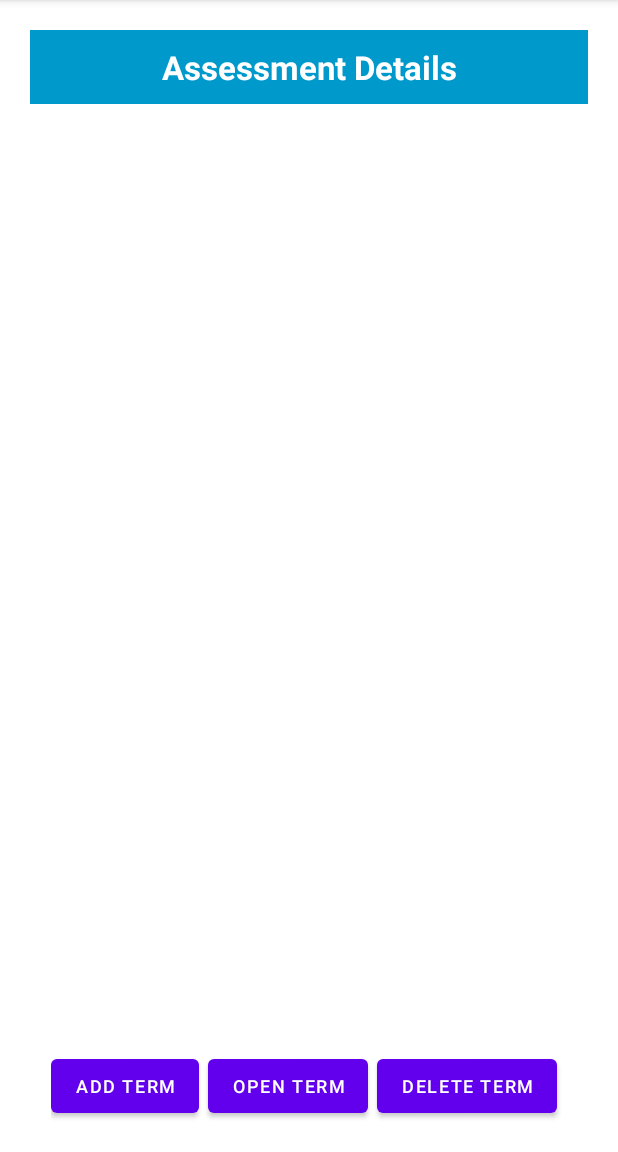
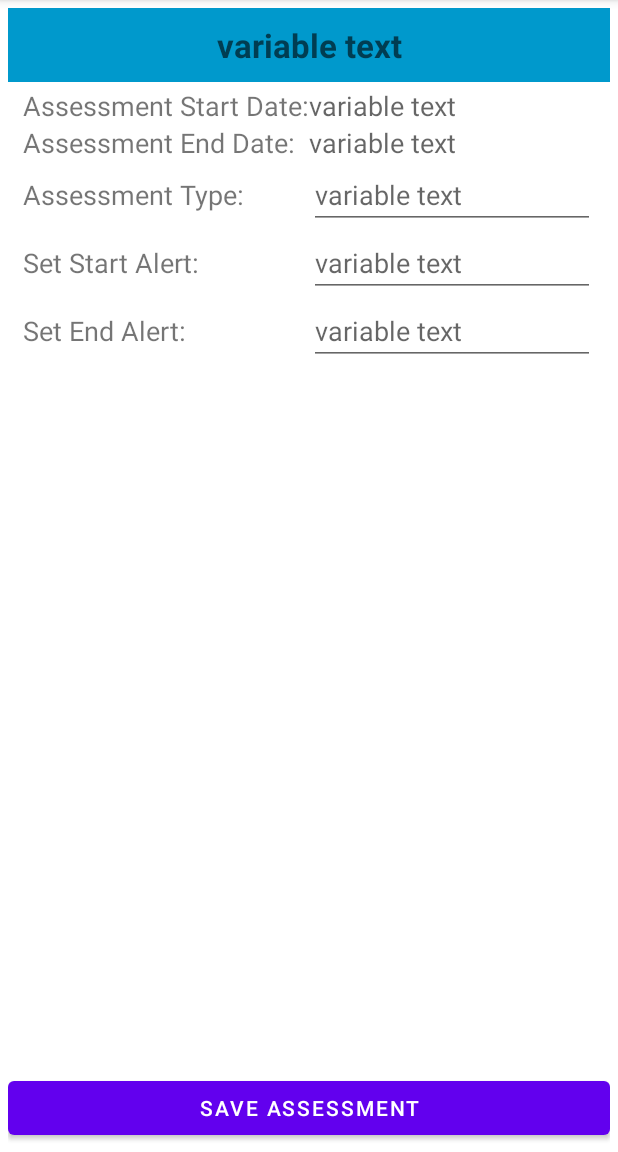
Before and after one commit to leebliss/schoolPlannerMobileApp, an Android app: the AssessmentDetail screen opened directly, with no data from a screen before it, on a phone screen of 412 x 824 dp, the part 84-1236 px from its top. Run offline under Robolectric (Android 15) with nearby library versions, the phone set to English and light mode, and no system bars.

Commit message:
School Planner Mobile App Final project for WGU course C196

```diff
--- a/app/src/main/java/com/example/schoolplanner/AssessmentDetail.java
+++ b/app/src/main/java/com/example/schoolplanner/AssessmentDetail.java
@@ -1,5 +1,6 @@
 package com.example.schoolplanner;
 
+import android.app.DatePickerDialog;
 import android.content.Intent;
 import android.database.Cursor;
 import android.graphics.Color;
@@ -9,6 +10,7 @@ import android.widget.Adapter;
 import android.widget.AdapterView;
 import android.widget.ArrayAdapter;
 import android.widget.Button;
+import android.widget.DatePicker;
 import android.widget.EditText;
 import android.widget.ListView;
 import android.widget.TextView;
@@ -21,55 +23,161 @@ import androidx.appcompat.app.AlertDialog;
 import androidx.appcompat.app.AppCompatActivity;
 
 import java.util.ArrayList;
+import java.util.Calendar;
 
 public class AssessmentDetail extends AppCompatActivity {
 
-    TextView titleText;
-    EditText name, contact, DOB;
+    //TextView titleText;
+    EditText titleText, type, sAlert, eAlert;
+    private TextView textViewStartDate, textViewEndDate;
+    //for date picker
+    private int mDate, mMonth, mYear;
     //TextView displayTermsText;
-    Button addNew, update, delete;
+    Button save;
     //for db connectivity
     DBHelper dbHelper;
     //for displaying data in a list
-    ArrayList<String> listItem;
+    //ArrayList<String> listItem;
     ArrayAdapter adapter;
-    ListView userList;
-    //variable for holding index of selected item
+    //ListView userList;
+    //for holding index of selected item
     int currentlySelectedItem;
-    //variable for holding name of selected item
+    //for parsing name of selected item
     String nameOfSelectedItem;
+    String assessmentNameOnly;
+    //for holding assessmentID sent over in the intent
+    //int courseID;
+    int assessmentID;
+    String nameOfAssessmentSelected; //this is the assessment featured in this detail
+    String assessmentStartDate;
+    String assessmentEndDate;
+    String assessmentType;
+    String startAlert;
+    String endAlert;
+
+    //String courseProfessorPhone;
+    //String courseProfessorEmail;
 
     @Override
     protected void onCreate(Bundle savedInstanceState) {
         super.onCreate(savedInstanceState);
-        setContentView(R.layout.activity_main);
+        setContentView(R.layout.activity_assessment_detail);
 
-        //set name for this activity in title bar
-        titleText = findViewById(R.id.textTitle);
-        titleText.setText("Assessment Details");
-        //text input fields
-        name = findViewById(R.id.termName);
-        contact = findViewById(R.id.termStartDate);
-        DOB = findViewById(R.id.termEndDate);
-        //text views
-        //displayTermsText = findViewById(R.id.displayTerms);
-        //buttons
-        addNew = findViewById(R.id.btnInsert);
-        update = findViewById(R.id.btnUpdate);
-        delete = findViewById(R.id.btnDelete);
         //database connection
         dbHelper = new DBHelper(this);
         //for displaying data in a list
-        listItem = new ArrayList<>();
-        userList = findViewById(R.id.displayTermNames);
+        //listItem = new ArrayList<>();
+        //userList = findViewById(R.id.displayAssessmentNames);
         //variables for holding index and name of selected items
-        currentlySelectedItem = -1;
-        nameOfSelectedItem = "";
+        //currentlySelectedItem = -1;
+        //nameOfSelectedItem = "";
+        assessmentNameOnly = "";
+
+        //get course ID from the intent passed over from previous activity
+        Intent intent = getIntent();
+        //nameOfCourseSelected = intent.getStringExtra(TermDetail.COURSE_NAME);
+        assessmentID = intent.getIntExtra(CourseDetail.ASSESSMENT_ID, 1000);
+
+        //use assessmentID to get corresponding data
+        Cursor cursor = dbHelper.getDataByID(assessmentID, "AssessmentInfo");
+        if (cursor.getCount() == 0) {
+            Toast.makeText(AssessmentDetail.this, "No matches found", Toast.LENGTH_SHORT).show();
+        } else {
+            while (cursor.moveToNext()) {
+                nameOfAssessmentSelected = cursor.getString(1); //this is the course featured in this term detail
+                assessmentStartDate = cursor.getString(2);
+                assessmentEndDate = cursor.getString(3);
+                assessmentType = cursor.getString(4);
+                startAlert = cursor.getString(5);
+                endAlert = cursor.getString(6);
+                //courseProfessorPhone = cursor.getString(6);
+                //courseProfessorEmail = cursor.getString(7);
+            }
+            //toast item
+            //Toast.makeText(TermDetail.this, "" + courseNameOnly, Toast.LENGTH_SHORT).show();
+        }
+
+        //set name for this activity in title bar using value passed over by previous activity
+        titleText = findViewById(R.id.textTitle);
+        titleText.setText(nameOfAssessmentSelected);
+
+        //set values in edit texts
+        textViewStartDate = findViewById(R.id.assessmentStartDate);
+        //String startHolder = "Start Date: "+courseStartDate;
+        textViewStartDate.setText(assessmentStartDate);
+
+        textViewEndDate = findViewById(R.id.assessmentEndDate);
+        //String endHolder = "End Date: "+courseEndDate;
+        textViewEndDate.setText(assessmentEndDate);
+
+        type = findViewById(R.id.assessmentType);
+        //String statusHolder = "Status: "+courseStatus;
+        type.setText(assessmentType);
+
+        sAlert = findViewById(R.id.setStartAlert);
+        //String professorHolder = "Professor: "+courseProfessor;
+        sAlert.setText(startAlert);
+
+        eAlert = findViewById(R.id.setEndAlert);
+        //String professorHolder = "Professor: "+courseProfessor;
+        eAlert.setText(endAlert);
+
+        /*
+        professorPhone = findViewById(R.id.courseProfessorPhone);
+        //String professorPhoneHolder = "Professor Phone: "+courseProfessorPhone;
+        professorPhone.setText(courseProfessorPhone);
+
+        professorEmail = findViewById(R.id.courseProfessorEmail);
+        //String professorEmailHolder = "Professor Email: "+courseProfessorEmail;
+        professorEmail.setText(courseProfessorEmail);
+        */
+
+        //buttons
+        //addNew = findViewById(R.id.btnInsert);
+        //update = findViewById(R.id.btnUpdate);
+        save = findViewById(R.id.btnSave);
+        //delete = findViewById(R.id.btnDelete);
 
         //call local viewData method
-        viewData();
+        //viewData();
 
         //set listeners
+        //listener for start date
+        textViewStartDate.setOnClickListener(new View.OnClickListener() {
+            @Override
+            public void onClick(View v) {
+                final Calendar Cal = Calendar.getInstance();
+                mDate = Cal.get(Calendar.DATE);
+                mMonth = Cal.get(Calendar.MONTH);
+                mYear = Cal.get(Calendar.YEAR);
+
+                DatePickerDialog datePickerDialog = new DatePickerDialog(AssessmentDetail.this, android.R.style.Theme_DeviceDefault_Dialog, new DatePickerDialog.OnDateSetListener() {
+                    @Override
+                    public void onDateSet(DatePicker datePicker, int year, int month, int dayOfMonth) {
+                        textViewStartDate.setText((month+1)+"-"+dayOfMonth+"-"+year);
+                    }
+                }, mYear, mMonth, mDate);
+                datePickerDialog.show();
+            }
+        });
+        //listener for end date
+        textViewEndDate.setOnClickListener(new View.OnClickListener() {
+            @Override
+            public void onClick(View v) {
+                final Calendar Cal = Calendar.getInstance();
+                mDate = Cal.get(Calendar.DATE);
+                mMonth = Cal.get(Calendar.MONTH);
+                mYear = Cal.get(Calendar.YEAR);
+                DatePickerDialog datePickerDialog = new DatePickerDialog(AssessmentDetail.this, android.R.style.Theme_DeviceDefault_Dialog, new DatePickerDialog.OnDateSetListener() {
+                    @Override
+                    public void onDateSet(DatePicker datePicker, int year, int month, int dayOfMonth) {
+                        textViewEndDate.setText((month+1)+"-"+dayOfMonth+"-"+year);
+                    }
+                }, mYear, mMonth, mDate);
+                datePickerDialog.show();
+            }
+        });
+        /*
         //for clicking on list items
         userList.setOnItemClickListener(new AdapterView.OnItemClickListener() {
             @Override
@@ -82,34 +190,67 @@ public class AssessmentDetail extends AppCompatActivity {
                     parent.getChildAt(currentlySelectedItem).setBackgroundColor(Color.TRANSPARENT);
                 }
                 currentlySelectedItem = i;
+                //get course name only
+                String[] separated = nameOfSelectedItem.split("\n");
+                assessmentNameOnly = separated[0];
                 //toast item
-                Toast.makeText(AssessmentDetail.this,""+nameOfSelectedItem, Toast.LENGTH_SHORT).show();
+                Toast.makeText(AssessmentDetail.this,""+assessmentNameOnly, Toast.LENGTH_SHORT).show();
             }
         });
-        /*
+
+         */
+    /*
         addNew.setOnClickListener(new View.OnClickListener() {
             @Override
             public void onClick(View view) {
                 openDialog();
             }
         });
-         */
 
         update.setOnClickListener(new View.OnClickListener() {
             @Override
             public void onClick(View view) {
-                //get rid of this method?
-                //openAssessmentDetailActivity();
+
+               // openAssessmentDetailActivity();
             }
         });
 
+    */
+
+        //this is for saving a detail screen when done with changes
+        save.setOnClickListener(new View.OnClickListener() {
+            @Override
+            public void onClick(View view) {
+
+                //get values to save changes
+                String assessmentName = titleText.getText().toString();
+                String assessmentStart = textViewStartDate.getText().toString();
+                String assessmentEnd = textViewEndDate.getText().toString();
+                String assessmentType = type.getText().toString();
+                String startAlert = sAlert.getText().toString();
+                String endAlert = eAlert.getText().toString();
+                //String courseProfessorPhone = professorPhone.getText().toString();
+                //String courseProfessorEmail = professorEmail.getText().toString();
+
+                //save the changes
+                Boolean checkSavedChanges = dbHelper.updateAssessmentData(assessmentID,assessmentName,assessmentStart,assessmentEnd,assessmentType,startAlert,endAlert);
+                //test for success
+                if(checkSavedChanges) {
+                    Toast.makeText(AssessmentDetail.this, "Changes saved.", Toast.LENGTH_SHORT).show();
+                    //refreshList();
+                }
+                else{
+                    Toast.makeText(AssessmentDetail.this, "Error, changes not saved.", Toast.LENGTH_SHORT).show();
+                }
+            }
+        });
+    /*
         delete.setOnClickListener(new View.OnClickListener() {
             @Override
             public void onClick(View view) {
-
                 //parse name off of listItem
                 String[] separated = nameOfSelectedItem.split("\n");
-                Boolean checkDeleteData = dbHelper.deleteData(separated[0],"TermInfo");
+                Boolean checkDeleteData = dbHelper.deleteData(separated[0],"AssessmentInfo");
                 if(checkDeleteData) {
                     Toast.makeText(AssessmentDetail.this, "Entry deleted.", Toast.LENGTH_SHORT).show();
                     nameOfSelectedItem = "";
@@ -125,8 +266,10 @@ public class AssessmentDetail extends AppCompatActivity {
                 }
             }
         });
+
+     */
     }
-
+    /*
     //methods
     //refresh the list after making changes to data
     public void refreshList(){
@@ -134,30 +277,44 @@ public class AssessmentDetail extends AppCompatActivity {
         viewData();
     }
     private void viewData(){
-        Cursor cursor = dbHelper.viewData("what to put here?");
+        Cursor cursor = dbHelper.viewData("assessment");
         if(cursor.getCount() == 0)
             Toast.makeText(this, "No data to show", Toast.LENGTH_SHORT).show();
         else{
+            //display name and start/end dates
             while (cursor.moveToNext()) {
-                listItem.add(cursor.getString(0)); //index 0 is name
+                if(cursor.getInt(7)==assessmentID) { //index 7 is the courseID foreign key for AssessmentInfo DB
+                    String nameAndDates = (cursor.getString(1)) + "\n" + (cursor.getString(2)) + " to " + (cursor.getString(3));
+                    listItem.add(nameAndDates);
+                    //listItem.add(cursor.getString(0)); //index 0 is name
+                }
             }
             adapter = new ArrayAdapter<>(this, android.R.layout.simple_list_item_1, listItem);
             userList.setAdapter(adapter);
         }
     }
-    public void  openDialog(){
-        AddAssessmentDialog addAssessmentDialog = new AddAssessmentDialog("holder", 0);
+    public void openDialog(){
+        AddAssessmentDialog addAssessmentDialog = new AddAssessmentDialog(nameOfAssessmentSelected, assessmentID);
         addAssessmentDialog.show(getSupportFragmentManager(), "Add Assessment Dialog");
     }
+
+     */
     /*
     @Override
-    public void applyTexts(String termName, String TermContact, String TermDOB) {
+    public void applyTexts(String assessmentName, String assessmentStartDate,String assessmentEndDate,String assessmentType,String assessmentStartAlert,String assessmentEndAlert,int courseID) {
 
-        Boolean checkInsertData = dbHelper.insertUserData(termName, TermContact, TermDOB);
+        Boolean checkInsertData = dbHelper.insertUserData(assessmentName,assessmentStartDate,assessmentEndDate,assessmentType, assessmentStartAlert,assessmentEndAlert,courseID);
         if(checkInsertData)
             Toast.makeText(AssessmentDetail.this, "New Entry Inserted", Toast.LENGTH_SHORT).show();
         else
             Toast.makeText(AssessmentDetail.this, "New Entry Not Inserted", Toast.LENGTH_SHORT).show();
     }
-    */
+
+     */
+    /*
+    public void openAssessmentDetailActivity(){
+        Intent intent =new Intent(this, AssessmentDetail.class);
+        startActivity(intent);
+    }
+     */
 }
--- a/app/src/main/java/com/example/schoolplanner/CourseDetail.java
+++ b/app/src/main/java/com/example/schoolplanner/CourseDetail.java
@@ -27,6 +27,9 @@ import java.util.Calendar;
 
 public class CourseDetail extends AppCompatActivity implements AddAssessmentDialog.AddAssessmentDialogListener {
 
+    //for passing values to another activity
+    public static final String ASSESSMENT_ID = "com.example.schoolplanner.ASSESSMENT_ID";
+
     //TextView titleText;
     EditText titleText, status, professor, professorPhone, professorEmail;
     private TextView textViewStartDate, textViewEndDate;
@@ -45,9 +48,11 @@ public class CourseDetail extends AppCompatActivity implements AddAssessmentDial
     //for parsing name of selected item
     String nameOfSelectedItem;
     String assessmentNameOnly;
-    //for holding courseID sent over in the intent and corresponding values
+    //for holding courseID sent over in the intent
     int courseID;
-    String nameOfCourseSelected; //this is the course featured in this term detail
+    //for holding assessmentID to send over to assessment detail in the intent
+    int assessmentID;
+    String nameOfCourseSelected; //this is the course featured in this  detail
     String courseStartDate;
     String courseEndDate;
     String courseStatus;
@@ -179,11 +184,20 @@ public class CourseDetail extends AppCompatActivity implements AddAssessmentDial
                     parent.getChildAt(currentlySelectedItem).setBackgroundColor(Color.TRANSPARENT);
                 }
                 currentlySelectedItem = i;
-                //get course name only
+                //get assessment name only
                 String[] separated = nameOfSelectedItem.split("\n");
                 assessmentNameOnly = separated[0];
-                //toast item
-                Toast.makeText(CourseDetail.this,""+assessmentNameOnly, Toast.LENGTH_SHORT).show();
+                //pass assessment name to database to get assessment ID and assign to assessmentID variable
+                Cursor cursor = dbHelper.getDataByName(assessmentNameOnly, "AssessmentInfo");
+                if (cursor.getCount() == 0) {
+                    Toast.makeText(CourseDetail.this, "No matches found", Toast.LENGTH_SHORT).show();
+                } else {
+                    while (cursor.moveToNext()) {
+                        assessmentID = cursor.getInt(0);
+                    }
+                    //toast item
+                    Toast.makeText(CourseDetail.this, "" + assessmentNameOnly, Toast.LENGTH_SHORT).show();
+                }
             }
         });
 
@@ -198,7 +212,7 @@ public class CourseDetail extends AppCompatActivity implements AddAssessmentDial
             @Override
             public void onClick(View view) {
 
-                openAssessmentDetailActivity();
+                openAssessmentDetailActivity(assessmentID);
             }
         });
 
@@ -288,8 +302,9 @@ public class CourseDetail extends AppCompatActivity implements AddAssessmentDial
         else
             Toast.makeText(CourseDetail.this, "New Entry Not Inserted", Toast.LENGTH_SHORT).show();
     }
-    public void openAssessmentDetailActivity(){
+    public void openAssessmentDetailActivity(int ID){
         Intent intent =new Intent(this, AssessmentDetail.class);
+        intent.putExtra(ASSESSMENT_ID, ID);
         startActivity(intent);
     }
 }
--- a/app/src/main/java/com/example/schoolplanner/DBHelper.java
+++ b/app/src/main/java/com/example/schoolplanner/DBHelper.java
@@ -135,6 +135,30 @@ public class DBHelper extends SQLiteOpenHelper {
             return false;
         }
     }
+    public Boolean updateAssessmentData(int assessmentID, String name,String start,String end,String type,String startAlert,String endAlert){
+        SQLiteDatabase DB = this.getWritableDatabase();
+        ContentValues contentValues = new ContentValues();
+        contentValues.put("assessmentName", name);
+        contentValues.put("startDate", start);
+        contentValues.put("endDate", end);
+        contentValues.put("type", type);
+        contentValues.put("startAlert", startAlert);
+        contentValues.put("endAlert", endAlert);
+
+        Cursor cursor = DB.rawQuery("Select * from AssessmentInfo where assessmentID = ?", new String[]{String.valueOf(assessmentID)} );
+        if(cursor.getCount()>0) {
+            long result = DB.update("AssessmentInfo", contentValues, "assessmentID=?", new String[]{String.valueOf(assessmentID)} );
+
+            if (result == -1) {
+                return false;
+            } else {
+                return true;
+            }
+        }
+        else{
+            return false;
+        }
+    }
 
     public Boolean deleteData(String name, String DbToDeleteFrom){
         SQLiteDatabase DB = this.getWritableDatabase();
--- a/app/src/main/java/com/example/schoolplanner/TermDetail.java
+++ b/app/src/main/java/com/example/schoolplanner/TermDetail.java
@@ -160,7 +160,7 @@ public class TermDetail extends AppCompatActivity implements AddCourseDialog.Add
                 //get course name only
                 String[] separated = nameOfSelectedItem.split("\n");
                 courseNameOnly = separated[0];
-                //pass term name to database to get term ID and assign to termID variable
+                //pass course name to database to get course ID and assign to courseID variable
                 Cursor cursor = dbHelper.getDataByName(courseNameOnly, "CourseInfo");
                 if (cursor.getCount() == 0) {
                     Toast.makeText(TermDetail.this, "No matches found", Toast.LENGTH_SHORT).show();
--- /dev/null
+++ b/app/src/main/res/layout/activity_assessment_detail.xml
@@ -0,0 +1,157 @@
+<?xml version="1.0" encoding="utf-8"?>
+
+<RelativeLayout xmlns:android="http://schemas.android.com/apk/res/android"
+    xmlns:tools="http://schemas.android.com/tools"
+    android:orientation="vertical"
+    android:layout_width="match_parent"
+    android:layout_height="match_parent"
+    android:padding="5dp"
+    tools:context=".AssessmentDetail">
+
+    <EditText
+        android:id="@+id/textTitle"
+        android:layout_width="match_parent"
+        android:layout_height="wrap_content"
+        android:background="@android:color/holo_blue_dark"
+        android:hint="variable text"
+        android:textSize="22dp"
+        android:textColor="@color/white"
+        android:textStyle="bold"
+        android:padding="10dp"
+        android:layout_marginBottom="3dp"
+        android:gravity="center"
+        />
+    <LinearLayout
+        android:id="@+id/assessmentStartLayout"
+        android:layout_width="match_parent"
+        android:layout_height="wrap_content"
+        android:layout_marginLeft="10dp"
+        android:layout_marginRight="10dp"
+        android:layout_below="@id/textTitle"
+        >
+        <TextView
+            android:id="@+id/assessmentStartDateTitle"
+            android:layout_width= "0dp"
+            android:layout_height="wrap_content"
+            android:layout_weight="1"
+            android:text ="Assessment Start Date: "
+            android:textSize="18dp" />
+        <TextView
+            android:id="@+id/assessmentStartDate"
+            android:layout_width= "0dp"
+            android:layout_height="wrap_content"
+            android:layout_weight="1"
+            android:hint="variable text"
+            android:textSize="18dp" />
+    </LinearLayout>
+    <LinearLayout
+        android:id="@+id/assessmentEndLayout"
+        android:layout_width="match_parent"
+        android:layout_height="wrap_content"
+        android:layout_marginLeft="10dp"
+        android:layout_marginRight="10dp"
+        android:layout_below="@id/assessmentStartLayout"
+        >
+        <TextView
+            android:id="@+id/assessmentEndDateTitle"
+            android:layout_width="0dp"
+            android:layout_height="wrap_content"
+            android:layout_weight="1"
+            android:text="Assessment End Date: "
+            android:textSize="18dp" />
+        <TextView
+            android:id="@+id/assessmentEndDate"
+            android:layout_width="0dp"
+            android:layout_height="wrap_content"
+            android:layout_weight="1"
+            android:hint="variable text"
+            android:textSize="18dp" />
+    </LinearLayout>
+    <LinearLayout
+        android:id="@+id/assessmentTypeLayout"
+        android:layout_width="match_parent"
+        android:layout_height="wrap_content"
+        android:layout_marginLeft="10dp"
+        android:layout_marginRight="10dp"
+        android:layout_below="@id/assessmentEndLayout"
+        >
+        <TextView
+            android:id="@+id/assessmentTypeTitle"
+            android:layout_width="0dp"
+            android:layout_height="wrap_content"
+            android:layout_weight="1"
+            android:text="Assessment Type: "
+            android:textSize="18dp" />
+        <EditText
+            android:id="@+id/assessmentType"
+            android:layout_width="0dp"
+            android:layout_height="wrap_content"
+            android:layout_weight="1"
+            android:hint="variable text"
+            android:textSize="18dp" />
+    </LinearLayout>
+    <LinearLayout
+        android:id="@+id/setStartAlertLayout"
+        android:layout_width="match_parent"
+        android:layout_height="wrap_content"
+        android:layout_marginLeft="10dp"
+        android:layout_marginRight="10dp"
+        android:layout_below="@id/assessmentTypeLayout"
+        >
+        <TextView
+            android:id="@+id/setStartAlertTitle"
+            android:layout_width="0dp"
+            android:layout_height="wrap_content"
+            android:layout_weight="1"
+            android:text="Set Start Alert: "
+            android:textSize="18dp" />
+        <EditText
+            android:id="@+id/setStartAlert"
+            android:layout_width="0dp"
+            android:layout_height="wrap_content"
+            android:layout_weight="1"
+            android:hint="variable text"
+            android:textSize="18dp" />
+    </LinearLayout>
+    <LinearLayout
+        android:id="@+id/setEndAlertLayout"
+        android:layout_width="match_parent"
+        android:layout_height="wrap_content"
+        android:layout_marginLeft="10dp"
+        android:layout_marginRight="10dp"
+        android:layout_below="@id/setStartAlertLayout"
+        >
+        <TextView
+            android:id="@+id/setEndAlertTitle"
+            android:layout_width="0dp"
+            android:layout_height="wrap_content"
+            android:layout_weight="1"
+            android:text="Set End Alert: "
+            android:textSize="18dp" />
+        <EditText
+            android:id="@+id/setEndAlert"
+            android:layout_width="0dp"
+            android:layout_height="wrap_content"
+            android:layout_weight="1"
+            android:hint="variable text"
+            android:textSize="18dp" />
+    </LinearLayout>
+    <LinearLayout
+        android:id="@+id/bottomButtonLayout"
+        android:orientation="horizontal"
+        android:layout_width="match_parent"
+        android:layout_height="wrap_content"
+        android:layout_marginTop="10dp"
+        android:layout_gravity="bottom"
+        android:layout_alignParentBottom="true"
+        >
+        <Button
+            android:id="@+id/btnSave"
+            android:layout_width="0dp"
+            android:layout_height="wrap_content"
+            android:layout_weight="1"
+            android:text="Save Assessment"
+            android:textSize="14dp" />
+
+    </LinearLayout>
+</RelativeLayout>
--- a/app/src/main/res/layout/activity_course_detail.xml
+++ b/app/src/main/res/layout/activity_course_detail.xml
@@ -3,7 +3,6 @@
     <RelativeLayout xmlns:android="http://schemas.android.com/apk/res/android"
         xmlns:tools="http://schemas.android.com/tools"
         android:orientation="vertical"
-        android:id="@+id/mainLinearLayout"
         android:layout_width="match_parent"
         android:layout_height="match_parent"
         android:padding="5dp"
```
